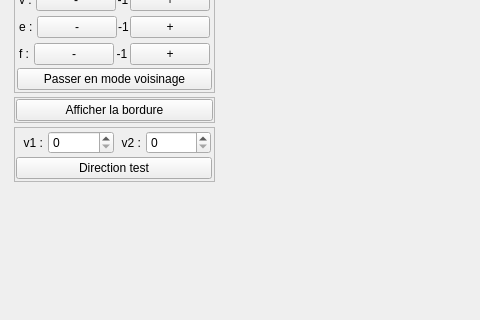
This is starterLight/mainwindow.ui in ME220397/Lissage-de-surfaces as Qt 5 draws it before an edit; both pictures show x 0 to 480 and y 88 to 408 of the 632 by 408 pixel window. The edited form follows.
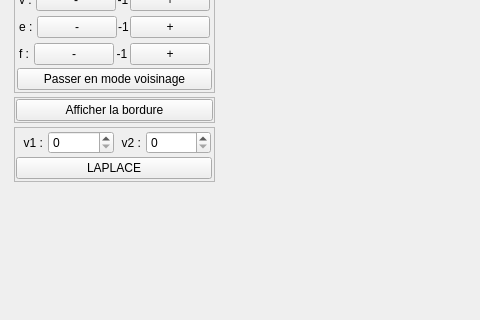
This is the edited form. Custom widgets are drawn as their Qt base class.

Diff of the .ui file:
```diff
--- a/starterLight/mainwindow.ui
+++ b/starterLight/mainwindow.ui
@@ -453,7 +453,7 @@
           <item>
            <widget class="QPushButton" name="pushButton_afficherChemin">
             <property name="text">
-             <string>Direction test</string>
+             <string>LAPLACE</string>
             </property>
            </widget>
           </item>
```
